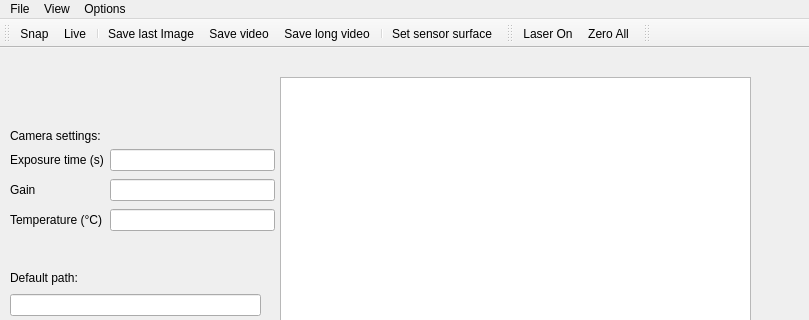
First picture: the form in gui/fluorescence_microscopy/ui_basic.ui, repository fbarho/qudi-cbs, before the edit; both pictures show x 0 to 809 and y 0 to 320 of the 1228 by 800 pixel window.
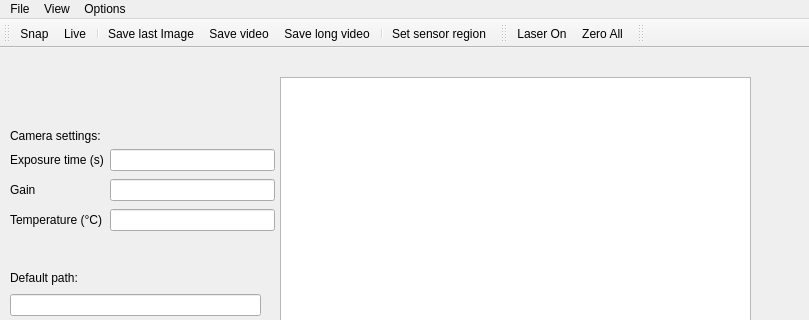
Second picture: the form after the edit. Custom widgets are drawn as their Qt base class.

```diff
--- a/gui/fluorescence_microscopy/ui_basic.ui
+++ b/gui/fluorescence_microscopy/ui_basic.ui
@@ -616,7 +616,7 @@
     <bool>true</bool>
    </property>
    <property name="text">
-    <string>Set sensor surface</string>
+    <string>Set sensor region</string>
    </property>
   </action>
  </widget>
```
